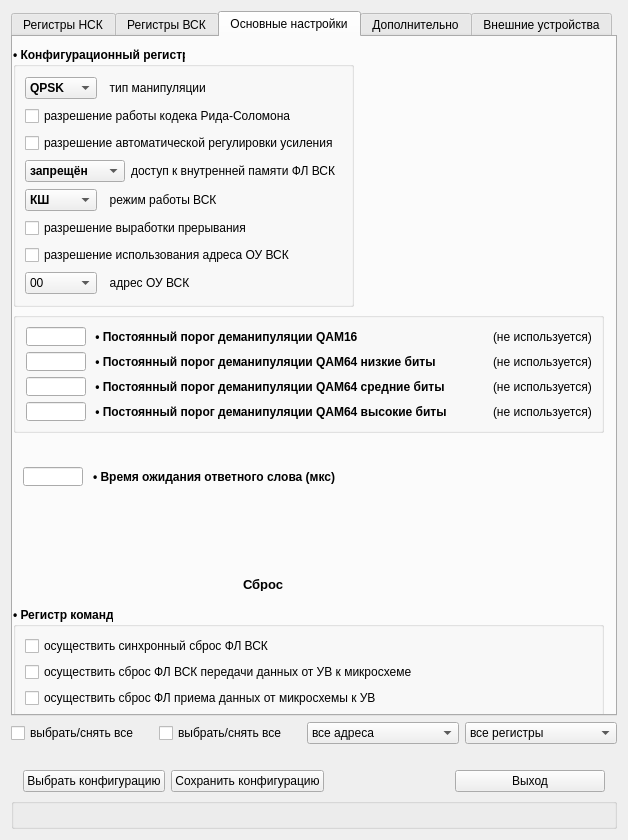
Veala/host_tgca-for-t_hsc, file tgca/configuration.ui: the form before one commit.
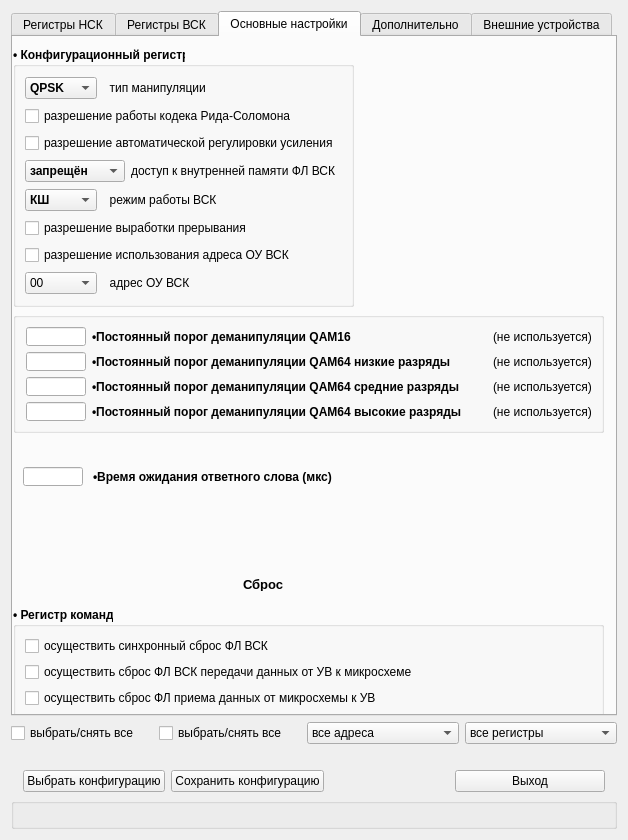
The form after the commit. The open tabs and pages were chosen to show the change. Icons and pictures are not drawn. Custom widgets are drawn as their Qt base class.

What changed in the file:
```diff
--- a/tgca/configuration.ui
+++ b/tgca/configuration.ui
@@ -1784,7 +1784,7 @@
            </font>
           </property>
           <property name="text">
-           <string> • Постоянный порог деманипуляции QAM64 высокие биты</string>
+           <string>•Постоянный порог деманипуляции QAM64 высокие разряды</string>
           </property>
          </widget>
         </item>
@@ -1804,7 +1804,7 @@
            </font>
           </property>
           <property name="text">
-           <string> • Постоянный порог деманипуляции QAM64 средние биты</string>
+           <string>•Постоянный порог деманипуляции QAM64 средние разряды</string>
           </property>
          </widget>
         </item>
@@ -1864,7 +1864,7 @@
            </font>
           </property>
           <property name="text">
-           <string> • Постоянный порог деманипуляции QAM64 низкие биты</string>
+           <string>•Постоянный порог деманипуляции QAM64 низкие разряды</string>
           </property>
          </widget>
         </item>
@@ -1903,7 +1903,7 @@
            </font>
           </property>
           <property name="text">
-           <string> • Постоянный порог деманипуляции QAM16</string>
+           <string>•Постоянный порог деманипуляции QAM16</string>
           </property>
          </widget>
         </item>
@@ -1944,7 +1944,7 @@
         </font>
        </property>
        <property name="text">
-        <string>• Время ожидания ответного слова (мкс)</string>
+        <string>•Время ожидания ответного слова (мкс)</string>
        </property>
       </widget>
       <widget class="QGroupBox" name="groupBoxCreg">
```
Left out of the diff: 4 changed lines with no effect on the pictures.
